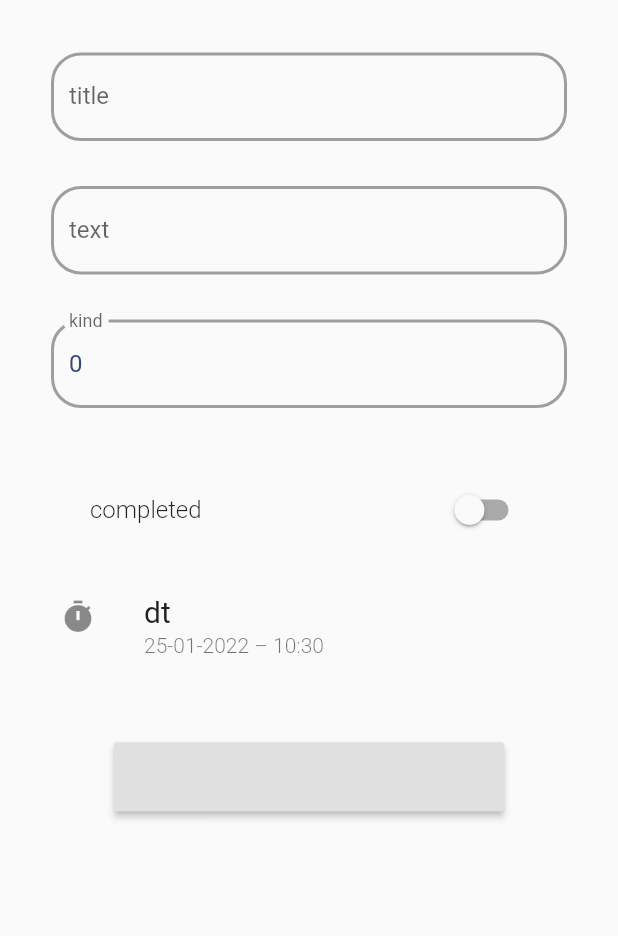
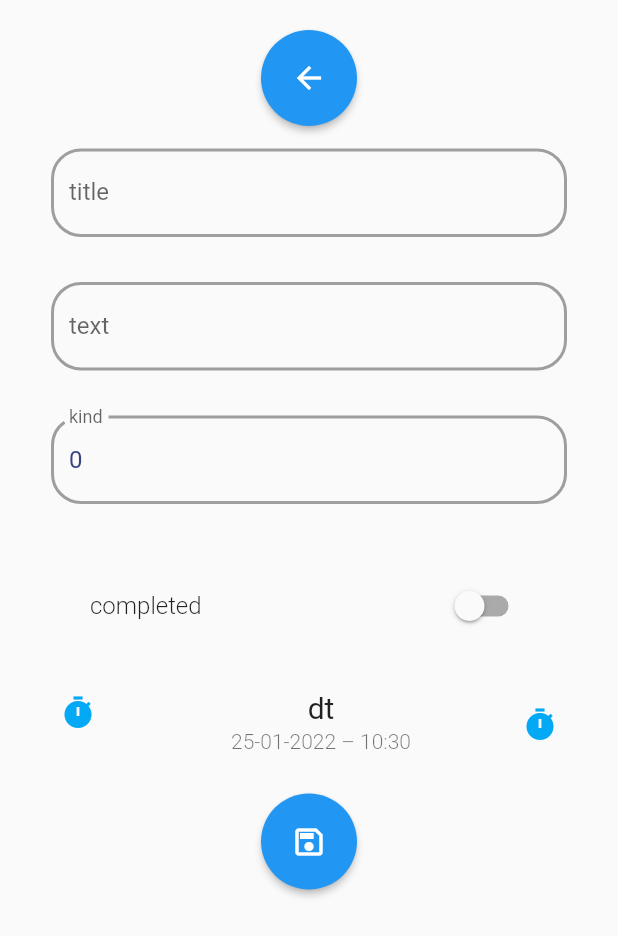
Before and after one commit to ksushkin422/z_api, a Flutter app: the AddItem screen opened directly, on a phone screen of 412 x 824 dp. Shown: the top 936 px of the screen. Run offline on Flutter 3.47's test engine with Material 2 defaults, Android fonts, the phone set to English and light mode, and no system bars; our stand-ins replace date_format, dio, rxdart; missing offline and left inert: masonry_grid; network calls fail.

Commit message:
some updates

```diff
--- a/lib/ui/new_item_form.dart
+++ b/lib/ui/new_item_form.dart
@@ -1,17 +1,11 @@
-
 import 'package:flutter/cupertino.dart';
 import 'package:flutter/material.dart';
 import 'dart:developer' as developer;
-
 import 'package:flutter/services.dart';
-
-import 'package:flutter/material.dart';
 import 'package:intl/intl.dart';
 import 'package:my_game/bloc/base.dart';
 
 class AddItem extends StatefulWidget {
-
-
   @override
   _AddItemState createState() => _AddItemState();
 }
@@ -22,6 +16,8 @@ class _AddItemState extends State<AddItem> {
     super.initState();
   }
 
+  final GlobalKey<FormState> _formKey = new GlobalKey<FormState>();
+
   DateTime dt = DateTime.now();
   DateTime selectedDate = DateTime.now();
   bool checkBoxValue = true;
@@ -29,7 +25,6 @@ class _AddItemState extends State<AddItem> {
   String text = '';
   int kind = 0;
   bool completed = false;
-
 
   _selectDate(BuildContext context) async {
     final DateTime? picked = await showDatePicker(
@@ -58,16 +53,34 @@ class _AddItemState extends State<AddItem> {
                 Theme.of(context).textTheme.headline6!.fontSize!.toDouble(),
           ),
           child: Form(
-              key: GlobalKey<FormState>(),
+              key: this._formKey,
               child: Material(
                   color: Color(0xFFFFFF),
-                  child: Column( children: [
+                  child: Column(children: [
+                    ElevatedButton(
+                      onPressed: () {
+                        Navigator.pop(context);
+                      },
+                      child: Icon(Icons.arrow_back),
+                      style: ButtonStyle(
+                        shape: MaterialStateProperty.all(CircleBorder()),
+                        padding: MaterialStateProperty.all(EdgeInsets.all(20)),
+                        backgroundColor: MaterialStateProperty.all(Colors.blue),
+                        // <-- Button color
+                        overlayColor:
+                            MaterialStateProperty.resolveWith<Color?>((states) {
+                          if (states.contains(MaterialState.pressed))
+                            return Colors.lightBlue; // <-- Splash color
+                        }),
+                      ),
+                    ),
                     Padding(
-                  padding: EdgeInsets.symmetric(horizontal: 10, vertical: 15),
-                  child:
-                    TextFormField(
+                        padding:
+                            EdgeInsets.symmetric(horizontal: 10, vertical: 15),
+                        child: TextFormField(
                             validator: (value) {
-                        if (value!.isEmpty) return 'Пожалуйста введите title';
+                              if (value!.isEmpty)
+                                return 'Пожалуйста введите title';
                             },
                             autofocus: false,
                             onChanged: (val) {
@@ -76,6 +89,18 @@ class _AddItemState extends State<AddItem> {
                             initialValue: title,
                             decoration: InputDecoration(
                               labelText: "title",
+                              border: OutlineInputBorder(
+                                borderRadius: BorderRadius.circular(20.0),
+                                borderSide: BorderSide(
+                                  color: Color(0xFF364480),
+                                ),
+                              ),
+                              errorBorder: OutlineInputBorder(
+                                borderRadius: BorderRadius.circular(20.0),
+                                borderSide: BorderSide(
+                                  color: Colors.red,
+                                ),
+                              ),
                               focusedBorder: OutlineInputBorder(
                                 borderRadius: BorderRadius.circular(20.0),
                                 borderSide: BorderSide(
@@ -89,15 +114,14 @@ class _AddItemState extends State<AddItem> {
                                   width: 2.0,
                                 ),
                               ),
-                        )
-                    )
-                  ),
+                            ))),
                     Padding(
-                  padding: EdgeInsets.symmetric(horizontal: 10, vertical: 15),
-                  child:
-                    TextFormField(
+                        padding:
+                            EdgeInsets.symmetric(horizontal: 10, vertical: 15),
+                        child: TextFormField(
                             validator: (value) {
-                        if (value!.isEmpty) return 'Пожалуйста введите text';
+                              if (value!.isEmpty)
+                                return 'Пожалуйста введите text';
                             },
                             onChanged: (val) {
                               text = val;
@@ -105,6 +129,18 @@ class _AddItemState extends State<AddItem> {
                             initialValue: text,
                             decoration: InputDecoration(
                               labelText: "text",
+                              border: OutlineInputBorder(
+                                borderRadius: BorderRadius.circular(20.0),
+                                borderSide: BorderSide(
+                                  color: Color(0xFF364480),
+                                ),
+                              ),
+                              errorBorder: OutlineInputBorder(
+                                borderRadius: BorderRadius.circular(20.0),
+                                borderSide: BorderSide(
+                                  color: Colors.red,
+                                ),
+                              ),
                               focusedBorder: OutlineInputBorder(
                                 borderRadius: BorderRadius.circular(20.0),
                                 borderSide: BorderSide(
@@ -118,15 +154,14 @@ class _AddItemState extends State<AddItem> {
                                   width: 2.0,
                                 ),
                               ),
-                        )
-                    )
-              ),
+                            ))),
                     Padding(
-                      padding: EdgeInsets.symmetric(horizontal: 10, vertical: 15),
-                      child:
-                      TextFormField(
+                        padding:
+                            EdgeInsets.symmetric(horizontal: 10, vertical: 15),
+                        child: TextFormField(
                             validator: (value) {
-                        if (value!.isEmpty) return 'Пожалуйста введите kind';
+                              if (value!.isEmpty)
+                                return 'Пожалуйста введите kind';
                             },
                             onChanged: (val) {
                               kind = int.parse(val);
@@ -141,6 +176,18 @@ class _AddItemState extends State<AddItem> {
                             ],
                             decoration: InputDecoration(
                               labelText: "kind",
+                              border: OutlineInputBorder(
+                                borderRadius: BorderRadius.circular(20.0),
+                                borderSide: BorderSide(
+                                  color: Color(0xFF364480),
+                                ),
+                              ),
+                              errorBorder: OutlineInputBorder(
+                                borderRadius: BorderRadius.circular(20.0),
+                                borderSide: BorderSide(
+                                  color: Colors.red,
+                                ),
+                              ),
                               focusedBorder: OutlineInputBorder(
                                 borderRadius: BorderRadius.circular(20.0),
                                 borderSide: BorderSide(
@@ -154,14 +201,16 @@ class _AddItemState extends State<AddItem> {
                                   width: 2.0,
                                 ),
                               ),
-                        )
-
-                    )),
+                            ))),
                     const SizedBox(height: 10.0),
                     Padding(
-                        padding: EdgeInsets.symmetric(horizontal: 20, vertical: 15),
+                        padding:
+                            EdgeInsets.symmetric(horizontal: 20, vertical: 15),
                         child: SwitchListTile(
-                          title: Text('completed', style: TextStyle(fontWeight: FontWeight.w300),),
+                          title: Text(
+                            'completed',
+                            style: TextStyle(fontWeight: FontWeight.w300),
+                          ),
                           value: completed,
                           onChanged: (bool value) {
                             setState(() {
@@ -170,46 +219,33 @@ class _AddItemState extends State<AddItem> {
                               // trainingTest=value;
                             });
                           },
-                        )
-                    ),
-
-
+                        )),
                     ListTile(
                       subtitle: Text(
-                        '${DateFormat('dd-MM-yyyy – kk:mm').format(selectedDate)}',  style: TextStyle(fontWeight: FontWeight.w300),
+                        '${DateFormat('dd-MM-yyyy – kk:mm').format(selectedDate)}',
+                        textAlign: TextAlign.center,
+                        style: TextStyle(fontWeight: FontWeight.w300),
                         // '${formatDate(DateFormat(r'''yyyy-MM-dd''').parse(item.dt), [d, ' ', MM, ' ', yyyy]).toLowerCase()}', textAlign: TextAlign.end, style: TextStyle( fontWeight: FontWeight.w300),
                       ),
                       title: Text(
                         'dt',
+                        textAlign: TextAlign.center,
                         style: TextStyle(fontSize: 20.0),
                       ),
-                      leading: Icon(Icons.timer),
-
+                      leading: Icon(
+                        Icons.timer,
+                        color: Colors.lightBlue,
+                      ),
+                      trailing: Icon(
+                        Icons.timer,
+                        color: Colors.lightBlue,
+                      ),
                       onTap: () => _selectDate(context),
                     ),
                     const SizedBox(height: 10.0),
-                    Align(
-                        alignment: Alignment.center,
-                        child: Padding(
-                            padding: EdgeInsets.only(
-                              top: 20,
-                              bottom: 40,
-                            ),
-                            child: Container(
-                                height: Theme.of(context)
-                                    .textTheme
-                                    .headline2!
-                                    .fontSize,
-                                width: Theme.of(context)
-                                        .textTheme
-                                        .headline1!
-                                        .fontSize! *
-                                    2.5,
-                                child: Padding(
-                                    padding: EdgeInsets.only(
-                                        top: 10, right: 10, left: 10),
-                                    child: RaisedButton(
+                    ElevatedButton(
                       onPressed: () {
+                        if (this._formKey.currentState!.validate()) {
                           Map req_new_item = {
                             "title": title,
                             "text": text,
@@ -217,15 +253,26 @@ class _AddItemState extends State<AddItem> {
                             "completed": completed,
                             "dt": '$selectedDate'
                           };
+                          developer.log('req_new_item');
+                          developer.log('${req_new_item}');
                           bloc.newItem(req_new_item);
                           Navigator.pop(context);
-
+                        }
                       },
-                                    )))))
-                  ])
-              )
-          )
+                      child: Icon(Icons.save_outlined),
+                      style: ButtonStyle(
+                        shape: MaterialStateProperty.all(CircleBorder()),
+                        padding: MaterialStateProperty.all(EdgeInsets.all(20)),
+                        backgroundColor: MaterialStateProperty.all(Colors.blue),
+                        // <-- Button color
+                        overlayColor:
+                            MaterialStateProperty.resolveWith<Color?>((states) {
+                          if (states.contains(MaterialState.pressed))
+                            return Colors.lightBlue; // <-- Splash color
+                        }),
                       ),
+                    ),
+                  ])))),
     );
   }
 }
```
Lines whose indentation alone changed are shown as unchanged.
